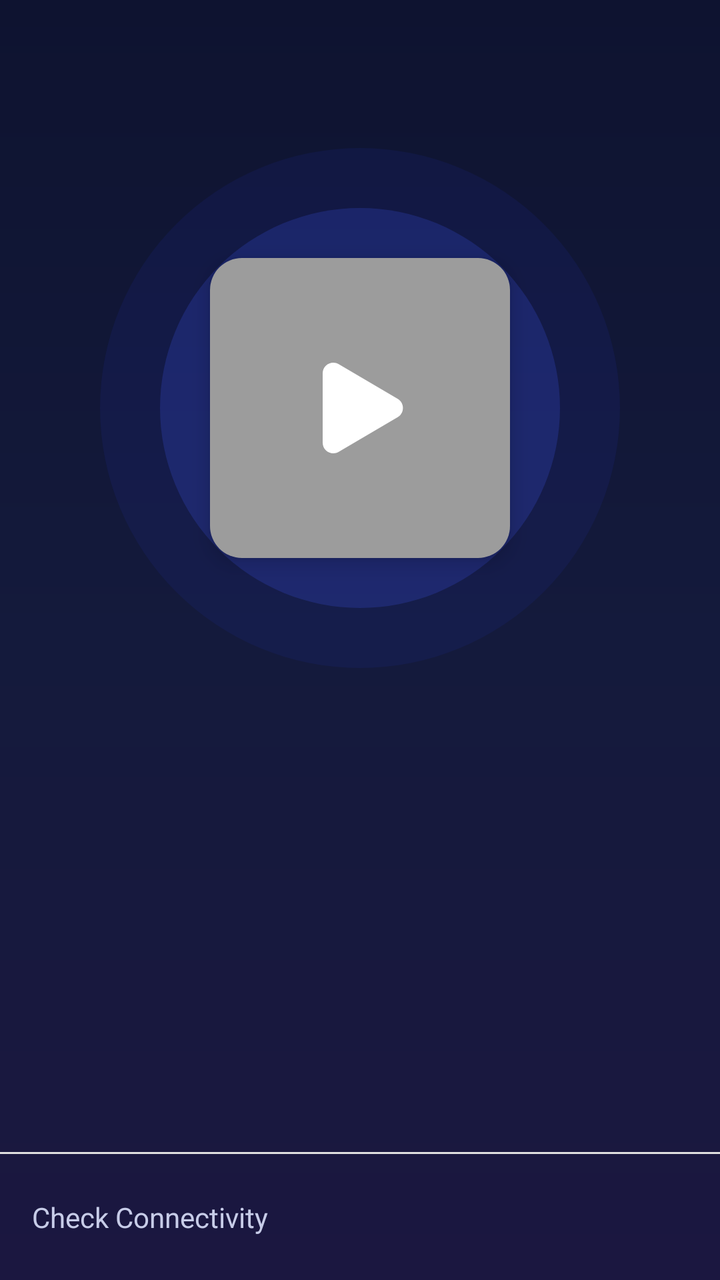
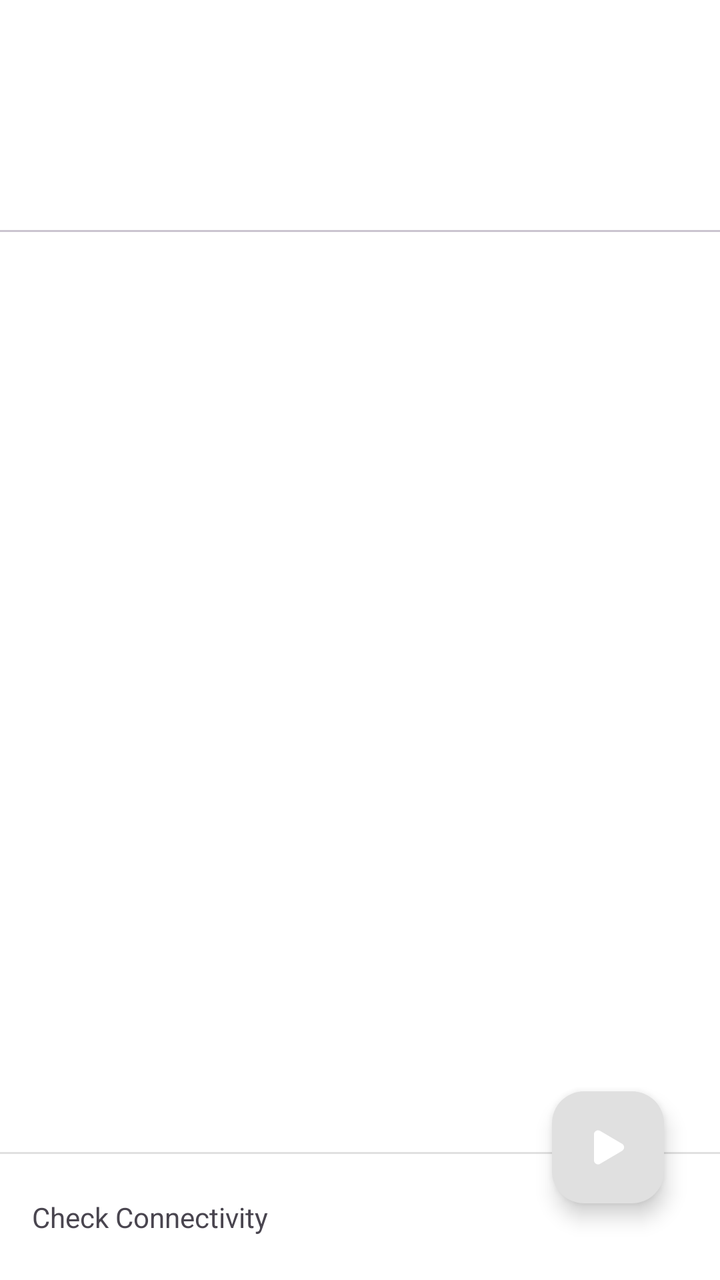

Screens rendered from an Android XML layout before and after an edit, with the pre-edit source and the edit as a unified diff.
<!-- AndroidManifest.xml: application theme AppThemeDayNight.NoActionBar -->
<!-- res/layout/activity_main.xml -->
<?xml version="1.0" encoding="utf-8"?>
<androidx.drawerlayout.widget.DrawerLayout xmlns:android="http://schemas.android.com/apk/res/android"
    xmlns:app="http://schemas.android.com/apk/res-auto"
    android:id="@+id/drawer_layout"
    android:layout_width="match_parent"
    android:layout_height="match_parent"
    android:fitsSystemWindows="true">

    <LinearLayout
        android:id="@+id/main_content"
        android:layout_width="match_parent"
        android:layout_height="match_parent"
        android:background="@drawable/bg_main_gradient"
        android:orientation="vertical">

        <com.google.android.material.appbar.AppBarLayout
            android:layout_width="match_parent"
            android:layout_height="wrap_content"
            android:background="@android:color/transparent"
            app:elevation="0dp">

            <androidx.appcompat.widget.Toolbar
                android:id="@+id/toolbar"
                android:layout_width="match_parent"
                android:layout_height="?attr/actionBarSize"
                android:background="@android:color/transparent" />

        </com.google.android.material.appbar.AppBarLayout>

        <ProgressBar
            android:id="@+id/progress_bar"
            android:layout_width="wrap_content"
            android:layout_height="wrap_content"
            android:layout_gravity="center_horizontal"
            android:visibility="gone" />

        <FrameLayout
            android:layout_width="match_parent"
            android:layout_height="280dp"
            android:clipChildren="false"
            android:clipToPadding="false">

            <View
                android:layout_width="260dp"
                android:layout_height="260dp"
                android:layout_gravity="center"
                android:background="@drawable/connect_glow_outer" />

            <View
                android:layout_width="200dp"
                android:layout_height="200dp"
                android:layout_gravity="center"
                android:background="@drawable/connect_glow_inner" />

            <com.google.android.material.floatingactionbutton.FloatingActionButton
                android:id="@+id/fab"
                android:layout_width="wrap_content"
                android:layout_height="wrap_content"
                android:layout_gravity="center"
                android:contentDescription="@string/tasker_start_service"
                android:src="@drawable/ic_play_24dp"
                app:fabCustomSize="150dp"
                app:maxImageSize="64dp"
                app:tint="@android:color/white"
                app:backgroundTint="@color/color_fab_inactive"
                app:borderWidth="0dp" />

        </FrameLayout>

        <com.google.android.material.tabs.TabLayout
            android:id="@+id/tab_group"
            android:layout_width="match_parent"
            android:layout_height="wrap_content"
            android:background="@android:color/transparent"
            app:tabIndicatorColor="#6C7BFF"
            app:tabMode="scrollable"
            app:tabSelectedTextColor="@android:color/white"
            app:tabTextColor="#9AA3C7" />

        <androidx.viewpager2.widget.ViewPager2
            android:id="@+id/view_pager"
            android:layout_width="match_parent"
            android:layout_height="0dp"
            android:nextFocusRight="@+id/fab"
            android:layout_weight="1" />

        <LinearLayout
            android:id="@+id/layout_test"
            android:layout_width="match_parent"
            android:layout_height="@dimen/view_height_dp64"
            android:clickable="true"
            android:contentDescription="@string/connection_test_pending"
            android:focusable="true"
            android:nextFocusLeft="@+id/view_pager"
            android:nextFocusRight="@+id/fab"
            android:orientation="vertical">

            <View
                android:layout_width="match_parent"
                android:layout_height="1dp"
                android:background="@color/divider_color_light" />

            <TextView
                android:id="@+id/tv_test_state"
                android:layout_width="wrap_content"
                android:layout_height="match_parent"
                android:gravity="start|center"
                android:maxLines="3"
                android:paddingStart="16dp"
                android:paddingEnd="16dp"
                android:text="@string/connection_test_pending"
                android:textColor="#C7CCE8" />

        </LinearLayout>

    </LinearLayout>

    <com.google.android.material.navigation.NavigationView
        android:id="@+id/nav_view"
        android:layout_width="wrap_content"
        android:layout_height="match_parent"
        android:layout_gravity="start"
        android:fitsSystemWindows="true"
        app:headerLayout="@layout/nav_header"
        app:menu="@menu/menu_drawer" />

</androidx.drawerlayout.widget.DrawerLayout>
<!-- res/layout/nav_header.xml (included above) -->
<?xml version="1.0" encoding="utf-8"?>
<LinearLayout xmlns:android="http://schemas.android.com/apk/res/android"
    android:layout_width="match_parent"
    android:layout_height="@dimen/view_height_dp160"
    android:background="@drawable/nav_header_bg"
    android:gravity="center"
    android:orientation="vertical"
    android:padding="@dimen/padding_spacing_dp16">

    <TextView
        android:layout_width="match_parent"
        android:layout_height="wrap_content"
        android:layout_gravity="center"
        android:fontFamily="@font/montserrat_thin"
        android:gravity="center"
        android:paddingTop="@dimen/padding_spacing_dp8"
        android:text="@string/app_name"
        android:textAppearance="@style/TextAppearance.AppCompat.Display1" />


</LinearLayout>
<!-- resources referenced by this layout -->
<resources>
  <color name="color_fab_inactive">#9C9C9C</color>
  <!-- drawable bg_main_gradient (drawable) -->
  <?xml version="1.0" encoding="utf-8"?>
  <shape xmlns:android="http://schemas.android.com/apk/res/android" android:shape="rectangle">
      <gradient android:angle="115" android:startColor="#0E1330" android:centerColor="#141A3C" android:endColor="#1B1740" android:type="linear" />
  </shape>
  <!-- drawable connect_glow_inner (drawable) -->
  <?xml version="1.0" encoding="utf-8"?>
  <shape xmlns:android="http://schemas.android.com/apk/res/android" android:shape="oval">
      <solid android:color="#33415AFF" />
  </shape>
  <!-- drawable connect_glow_outer (drawable) -->
  <?xml version="1.0" encoding="utf-8"?>
  <shape xmlns:android="http://schemas.android.com/apk/res/android" android:shape="oval">
      <solid android:color="#142E48FF" />
  </shape>
  <style name="AppThemeBase" parent="Theme.Material3.DayNight">
          
          <item name="colorPrimary">@color/md_theme_primary</item>
          <item name="colorOnPrimary">@color/md_theme_onPrimary</item>
          <item name="colorPrimaryContainer">@color/md_theme_primaryContainer</item>
          <item name="colorOnPrimaryContainer">@color/md_theme_onPrimaryContainer</item>
  
          
          <item name="colorSecondary">@color/md_theme_secondary</item>
          <item name="colorOnSecondary">@color/md_theme_onSecondary</item>
          <item name="colorSecondaryContainer">@color/md_theme_secondaryContainer</item>
          <item name="colorOnSecondaryContainer">@color/md_theme_onSecondaryContainer</item>
  
          
          <item name="colorTertiary">@color/md_theme_tertiary</item>
          <item name="colorOnTertiary">@color/md_theme_onTertiary</item>
          <item name="colorTertiaryContainer">@color/md_theme_tertiaryContainer</item>
          <item name="colorOnTertiaryContainer">@color/md_theme_onTertiaryContainer</item>
  
          
          <item name="colorError">@color/md_theme_error</item>
          <item name="colorOnError">@color/md_theme_onError</item>
          <item name="colorErrorContainer">@color/md_theme_errorContainer</item>
          <item name="colorOnErrorContainer">@color/md_theme_onErrorContainer</item>
  
          
          <item name="colorSurface">@color/md_theme_surface</item>
          <item name="colorOnSurface">@color/md_theme_onSurface</item>
          <item name="colorSurfaceVariant">@color/md_theme_surfaceVariant</item>
          <item name="colorOnSurfaceVariant">@color/md_theme_onSurfaceVariant</item>
          <item name="colorSurfaceInverse">@color/md_theme_inverseSurface</item>
          <item name="colorOnSurfaceInverse">@color/md_theme_inverseOnSurface</item>
          <item name="colorSurfaceContainer">@color/md_theme_surfaceContainer</item>
          <item name="colorSurfaceContainerHigh">@color/md_theme_surfaceContainerHigh</item>
          <item name="colorSurfaceContainerHighest">@color/md_theme_surfaceContainerHighest</item>
          <item name="colorSurfaceContainerLow">@color/md_theme_surfaceContainerLow</item>
          <item name="colorSurfaceContainerLowest">@color/md_theme_surfaceContainerLowest</item>
  
          
          <item name="android:colorBackground">@color/md_theme_background</item>
          <item name="colorOnBackground">@color/md_theme_onBackground</item>
  
          
          <item name="colorOutline">@color/md_theme_outline</item>
          <item name="colorOutlineVariant">@color/md_theme_outlineVariant</item>
  
          
          <item name="colorPrimaryInverse">@color/md_theme_inversePrimary</item>
  
          
          <item name="android:statusBarColor">@color/md_theme_surface</item>
          <item name="android:navigationBarColor">@color/md_theme_surface</item>
      </style>
  <color name="md_theme_surface">#FBF8FD</color>
  <color name="md_theme_surfaceContainer">#EFECF1</color>
  <color name="md_theme_surfaceContainerHigh">#E9E6EB</color>
  <color name="md_theme_surfaceContainerHighest">#E3E0E6</color>
  <color name="md_theme_surfaceContainerLow">#F5F2F7</color>
  <color name="md_theme_surfaceContainerLowest">#FFFFFF</color>
  <color name="md_theme_background">#FBF8FD</color>
  <!-- unchanged entries left out for length: 37 -->
</resources>

<!-- the commit's change to res/layout/activity_main.xml (unified diff, before → after) -->
@@ -3,116 +3,118 @@
     xmlns:app="http://schemas.android.com/apk/res-auto"
     android:id="@+id/drawer_layout"
     android:layout_width="match_parent"
-    android:layout_height="match_parent"
-    android:fitsSystemWindows="true">
+    android:layout_height="match_parent">
 
     <LinearLayout
-        android:id="@+id/main_content"
         android:layout_width="match_parent"
         android:layout_height="match_parent"
-        android:background="@drawable/bg_main_gradient"
+        android:fitsSystemWindows="true"
         android:orientation="vertical">
 
         <com.google.android.material.appbar.AppBarLayout
             android:layout_width="match_parent"
-            android:layout_height="wrap_content"
-            android:background="@android:color/transparent"
-            app:elevation="0dp">
+            android:layout_height="wrap_content">
 
             <androidx.appcompat.widget.Toolbar
                 android:id="@+id/toolbar"
                 android:layout_width="match_parent"
-                android:layout_height="?attr/actionBarSize"
-                android:background="@android:color/transparent" />
+                android:layout_height="?attr/actionBarSize" />
 
         </com.google.android.material.appbar.AppBarLayout>
 
-        <ProgressBar
-            android:id="@+id/progress_bar"
-            android:layout_width="wrap_content"
-            android:layout_height="wrap_content"
-            android:layout_gravity="center_horizontal"
-            android:visibility="gone" />
+        <RelativeLayout
+            android:layout_width="match_parent"
+            android:layout_height="match_parent">
 
-        <FrameLayout
-            android:layout_width="match_parent"
-            android:layout_height="280dp"
-            android:clipChildren="false"
-            android:clipToPadding="false">
+            <androidx.coordinatorlayout.widget.CoordinatorLayout
+                android:id="@+id/main_content"
+                android:layout_width="match_parent"
+                android:layout_height="match_parent">
 
-            <View
-                android:layout_width="260dp"
-                android:layout_height="260dp"
-                android:layout_gravity="center"
-                android:background="@drawable/connect_glow_outer" />
+                <LinearLayout
+                    android:layout_width="match_parent"
+                    android:layout_height="match_parent"
+                    android:orientation="vertical">
 
-            <View
-                android:layout_width="200dp"
-                android:layout_height="200dp"
-                android:layout_gravity="center"
-                android:background="@drawable/connect_glow_inner" />
+                    <com.google.android.material.progressindicator.LinearProgressIndicator
+                        android:id="@+id/progress_bar"
+                        android:layout_width="match_parent"
+                        android:layout_height="wrap_content"
+                        android:indeterminate="true"
+                        android:visibility="invisible"
+                        app:indicatorColor="@color/color_fab_active" />
 
-            <com.google.android.material.floatingactionbutton.FloatingActionButton
-                android:id="@+id/fab"
-                android:layout_width="wrap_content"
-                android:layout_height="wrap_content"
-                android:layout_gravity="center"
-                android:contentDescription="@string/tasker_start_service"
-                android:src="@drawable/ic_play_24dp"
-                app:fabCustomSize="150dp"
-                app:maxImageSize="64dp"
-                app:tint="@android:color/white"
-                app:backgroundTint="@color/color_fab_inactive"
-                app:borderWidth="0dp" />
+                    <com.google.android.material.tabs.TabLayout
+                        android:id="@+id/tab_group"
+                        android:layout_width="match_parent"
+                        android:layout_height="wrap_content"
+                        app:tabIndicatorFullWidth="false"
+                        app:tabMode="scrollable"
+                        app:tabTextAppearance="@style/TabLayoutTextStyle" />
 
-        </FrameLayout>
+                    <androidx.viewpager2.widget.ViewPager2
+                        android:id="@+id/view_pager"
+                        android:layout_width="match_parent"
+                        android:layout_height="0dp"
+                        android:nextFocusRight="@+id/fab"
+                        android:scrollbars="vertical"
+                        android:layout_weight="1" />
 
-        <com.google.android.material.tabs.TabLayout
-            android:id="@+id/tab_group"
-            android:layout_width="match_parent"
-            android:layout_height="wrap_content"
-            android:background="@android:color/transparent"
-            app:tabIndicatorColor="#6C7BFF"
-            app:tabMode="scrollable"
-            app:tabSelectedTextColor="@android:color/white"
-            app:tabTextColor="#9AA3C7" />
+                    <LinearLayout
+                        android:id="@+id/layout_test"
+                        android:layout_width="match_parent"
+                        android:layout_height="@dimen/view_height_dp64"
+                        android:clickable="true"
+                        android:contentDescription="@string/connection_test_pending"
+                        android:focusable="true"
+                        android:nextFocusLeft="@+id/view_pager"
+                        android:nextFocusRight="@+id/fab"
+                        android:orientation="vertical">
 
-        <androidx.viewpager2.widget.ViewPager2
-            android:id="@+id/view_pager"
-            android:layout_width="match_parent"
-            android:layout_height="0dp"
-            android:nextFocusRight="@+id/fab"
-            android:layout_weight="1" />
+                        <View
+                            android:layout_width="wrap_content"
+                            android:layout_height="1dp"
+                            android:background="@color/divider_color_light" />
 
-        <LinearLayout
-            android:id="@+id/layout_test"
-            android:layout_width="match_parent"
-            android:layout_height="@dimen/view_height_dp64"
-            android:clickable="true"
-            android:contentDescription="@string/connection_test_pending"
-            android:focusable="true"
-            android:nextFocusLeft="@+id/view_pager"
-            android:nextFocusRight="@+id/fab"
-            android:orientation="vertical">
+                        <TextView
+                            android:id="@+id/tv_test_state"
+                            android:layout_width="wrap_content"
+                            android:layout_height="match_parent"
+                            android:gravity="start|center"
+                            android:maxLines="2"
+                            android:minLines="1"
+                            android:paddingStart="@dimen/padding_spacing_dp16"
+                            android:text="@string/connection_test_pending"
+                            android:textAppearance="@style/TextAppearance.AppCompat.Small" />
 
-            <View
-                android:layout_width="match_parent"
-                android:layout_height="1dp"
-                android:background="@color/divider_color_light" />
+                    </LinearLayout>
+                </LinearLayout>
 
-            <TextView
-                android:id="@+id/tv_test_state"
-                android:layout_width="wrap_content"
-                android:layout_height="match_parent"
-                android:gravity="start|center"
-                android:maxLines="3"
-                android:paddingStart="16dp"
-                android:paddingEnd="16dp"
-                android:text="@string/connection_test_pending"
-                android:textColor="#C7CCE8" />
+                <FrameLayout
+                    android:layout_width="wrap_content"
+                    android:layout_height="wrap_content"
+                    android:layout_gravity="bottom|end"
+                    android:layout_marginBottom="-16dp"
+                    android:layout_marginEnd="@dimen/padding_spacing_dp16">
 
-        </LinearLayout>
+                    <com.google.android.material.floatingactionbutton.FloatingActionButton
+                        android:id="@+id/fab"
+                        android:layout_width="wrap_content"
+                        android:layout_height="wrap_content"
+                        android:layout_gravity="bottom|end"
+                        android:layout_marginBottom="@dimen/view_height_dp36"
+                        android:clickable="true"
+                        android:contentDescription="@string/tasker_start_service"
+                        android:focusable="true"
+                        android:nextFocusLeft="@+id/layout_test"
+                        android:src="@drawable/ic_play_24dp"
+                        app:tint="@color/colorWhite"
+                        app:useCompatPadding="true"
+                        app:layout_anchorGravity="bottom|right|end" />
 
+                </FrameLayout>
+            </androidx.coordinatorlayout.widget.CoordinatorLayout>
+        </RelativeLayout>
     </LinearLayout>
 
     <com.google.android.material.navigation.NavigationView
@@ -120,9 +122,10 @@
         android:layout_width="wrap_content"
         android:layout_height="match_parent"
         android:layout_gravity="start"
-        android:fitsSystemWindows="true"
         app:headerLayout="@layout/nav_header"
-        app:menu="@menu/menu_drawer" />
+        app:menu="@menu/menu_drawer">
+
+    </com.google.android.material.navigation.NavigationView>
 
 </androidx.drawerlayout.widget.DrawerLayout>
 <!-- res/layout/nav_header.xml (included above) -->
<!-- resource entries referenced after the edit -->
@@ -1,21 +1,11 @@
 <!-- resources referenced by this layout -->
 <resources>
-  <color name="color_fab_inactive">#9C9C9C</color>
-  <!-- drawable bg_main_gradient (drawable) -->
-  <?xml version="1.0" encoding="utf-8"?>
-  <shape xmlns:android="http://schemas.android.com/apk/res/android" android:shape="rectangle">
-      <gradient android:angle="115" android:startColor="#0E1330" android:centerColor="#141A3C" android:endColor="#1B1740" android:type="linear" />
-  </shape>
-  <!-- drawable connect_glow_inner (drawable) -->
-  <?xml version="1.0" encoding="utf-8"?>
-  <shape xmlns:android="http://schemas.android.com/apk/res/android" android:shape="oval">
-      <solid android:color="#33415AFF" />
-  </shape>
-  <!-- drawable connect_glow_outer (drawable) -->
-  <?xml version="1.0" encoding="utf-8"?>
-  <shape xmlns:android="http://schemas.android.com/apk/res/android" android:shape="oval">
-      <solid android:color="#142E48FF" />
-  </shape>
+  <color name="colorWhite">#FFFFFF</color>
+  <color name="color_fab_active">#f97910</color>
+  <dimen name="view_height_dp36">36dp</dimen>
+  <style name="TabLayoutTextStyle" parent="TextAppearance.Design.Tab">
+          <item name="textAllCaps">false</item>
+      </style>
   <style name="AppThemeBase" parent="Theme.Material3.DayNight">
           
           <item name="colorPrimary">@color/md_theme_primary</item>
@@ -48,11 +38,11 @@
           <item name="colorOnSurfaceVariant">@color/md_theme_onSurfaceVariant</item>
           <item name="colorSurfaceInverse">@color/md_theme_inverseSurface</item>
           <item name="colorOnSurfaceInverse">@color/md_theme_inverseOnSurface</item>
-          <item name="colorSurfaceContainer">@color/md_theme_surfaceContainer</item>
-          <item name="colorSurfaceContainerHigh">@color/md_theme_surfaceContainerHigh</item>
-          <item name="colorSurfaceContainerHighest">@color/md_theme_surfaceContainerHighest</item>
-          <item name="colorSurfaceContainerLow">@color/md_theme_surfaceContainerLow</item>
-          <item name="colorSurfaceContainerLowest">@color/md_theme_surfaceContainerLowest</item>
+          <item name="colorSurfaceContainer">@color/md_theme_surface</item>
+          <item name="colorSurfaceContainerHigh">@color/md_theme_surface</item>
+          <item name="colorSurfaceContainerHighest">@color/md_theme_surface</item>
+          <item name="colorSurfaceContainerLow">@color/md_theme_surface</item>
+          <item name="colorSurfaceContainerLowest">@color/md_theme_surface</item>
   
           
           <item name="android:colorBackground">@color/md_theme_background</item>
@@ -69,13 +59,8 @@
           <item name="android:statusBarColor">@color/md_theme_surface</item>
           <item name="android:navigationBarColor">@color/md_theme_surface</item>
       </style>
-  <color name="md_theme_surface">#FBF8FD</color>
-  <color name="md_theme_surfaceContainer">#EFECF1</color>
-  <color name="md_theme_surfaceContainerHigh">#E9E6EB</color>
-  <color name="md_theme_surfaceContainerHighest">#E3E0E6</color>
-  <color name="md_theme_surfaceContainerLow">#F5F2F7</color>
-  <color name="md_theme_surfaceContainerLowest">#FFFFFF</color>
-  <color name="md_theme_background">#FBF8FD</color>
+  <color name="md_theme_surface">#FFFFFF</color>
+  <color name="md_theme_background">#FFFFFF</color>
   <!-- unchanged entries left out for length: 37 -->
 </resources>
 
